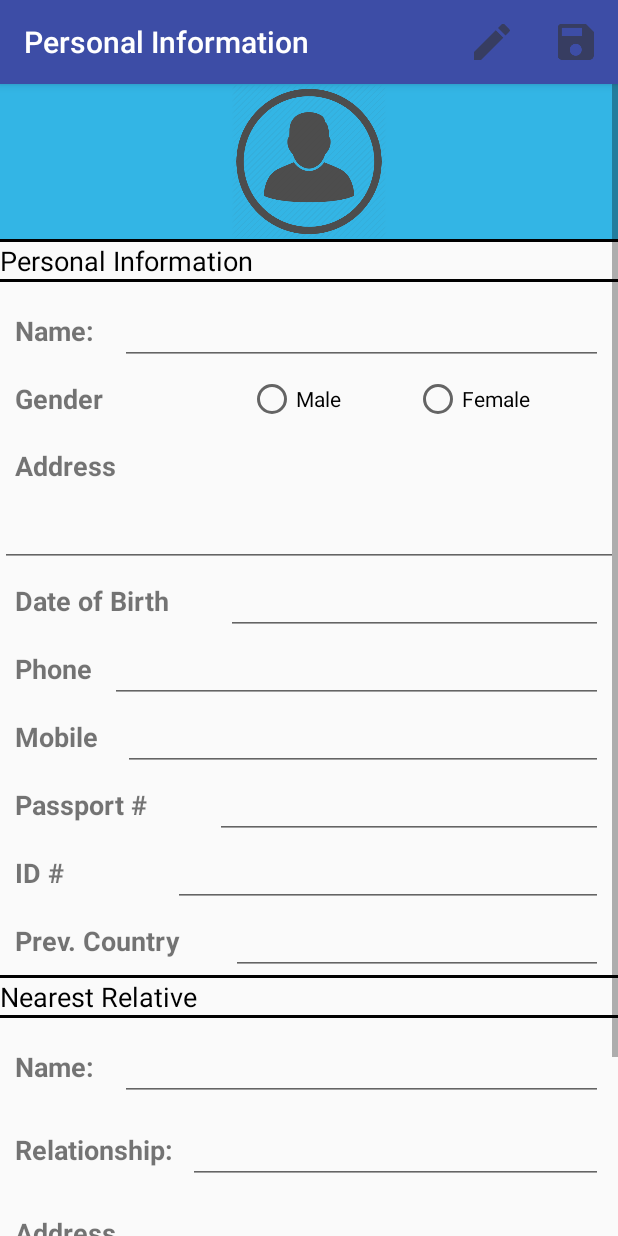
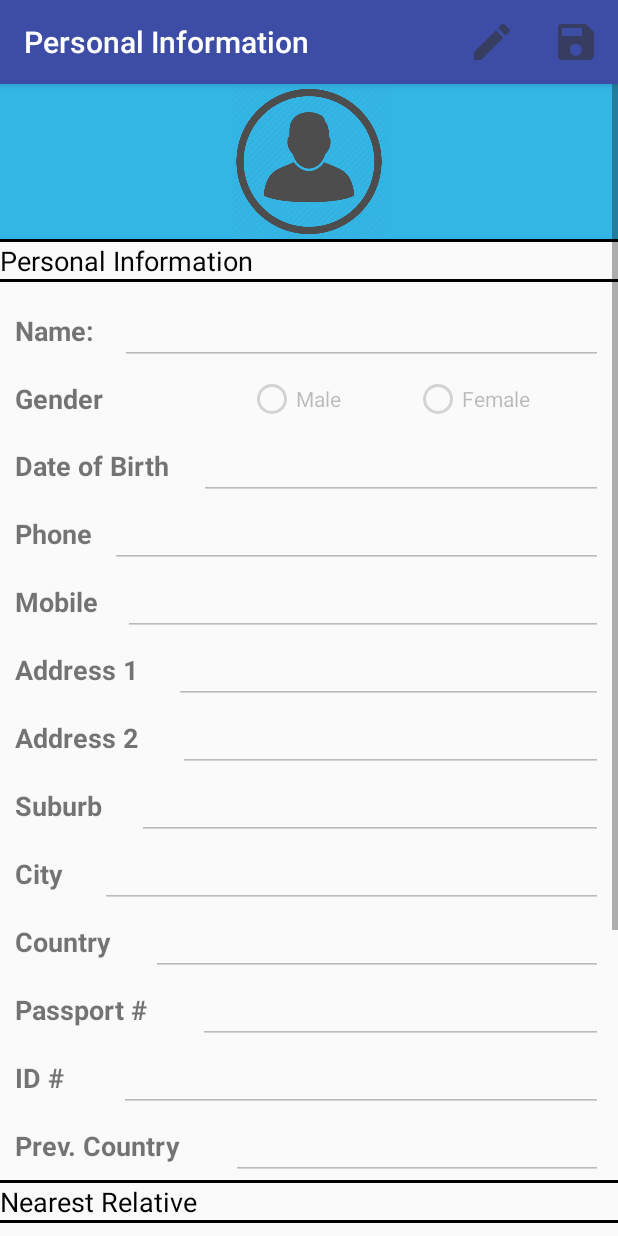
Before and after one commit to peejay6459/NicheProject, an Android app: the TenantProfileActivity screen opened directly, with no data from a screen before it, on a phone screen of 412 x 824 dp. Run offline under Robolectric (Android 15) with nearby library versions, the phone set to English and light mode, and no system bars.

Commit message:
Working Tenant Profile + aranged Classes

```diff
--- a/app/src/main/java/com/example/jerome/niche/LandlordDashboardActivity.java
+++ b/app/src/main/java/com/example/jerome/niche/Activities/LandlordDashboardActivity.java
@@ -1,7 +1,9 @@
-package com.example.jerome.niche;
+package com.example.jerome.niche.Activities;
 
 import android.os.Bundle;
 import android.support.v7.app.AppCompatActivity;
+
+import com.example.jerome.niche.R;
 
 /**
  * Created by philip on 10/21/2016.
--- a/app/src/main/java/com/example/jerome/niche/ManageRoomsActivity.java
+++ b/app/src/main/java/com/example/jerome/niche/Activities/ManageRoomsActivity.java
@@ -1,4 +1,4 @@
-package com.example.jerome.niche;
+package com.example.jerome.niche.Activities;
 
 import android.content.Intent;
 import android.os.Bundle;
@@ -6,6 +6,8 @@ import android.support.v7.app.ActionBar;
 import android.support.v7.app.AppCompatActivity;
 import android.view.Menu;
 import android.view.MenuItem;
+
+import com.example.jerome.niche.R;
 
 /**
  * @author: kappatid LLC
--- a/app/src/main/java/com/example/jerome/niche/TenantDashboardActivity.java
+++ b/app/src/main/java/com/example/jerome/niche/Activities/TenantDashboardActivity.java
@@ -1,4 +1,4 @@
-package com.example.jerome.niche;
+package com.example.jerome.niche.Activities;
 
 import android.content.Intent;
 import android.os.Bundle;
@@ -6,6 +6,8 @@ import android.support.v7.app.AppCompatActivity;
 import android.view.View;
 import android.widget.Button;
 import android.widget.TabHost;
+
+import com.example.jerome.niche.R;
 
 /**
  * @author: kappatid LLC
--- /dev/null
+++ b/app/src/main/java/com/example/jerome/niche/Activities/TenantProfileActivity.java
@@ -0,0 +1,115 @@
+package com.example.jerome.niche.Activities;
+
+import android.os.Bundle;
+import android.support.v7.app.AppCompatActivity;
+import android.view.Menu;
+import android.view.MenuItem;
+import android.widget.RadioButton;
+import android.widget.TextView;
+
+import com.example.jerome.niche.Classes.FieldHelper;
+import com.example.jerome.niche.R;
+
+import java.util.ArrayList;
+
+
+/**
+ * Created by Jerome on 21/10/2016.
+ */
+
+public class TenantProfileActivity extends AppCompatActivity {
+    private TextView editName;
+    private TextView editDob;
+    private TextView editPhone;
+    private TextView editMobile;
+    private TextView editAdd1;
+    private TextView editAdd2;
+    private TextView editSuburb;
+    private TextView editCity;
+    private TextView editCountry;
+    private TextView editPassport;
+    private TextView editIdNum;
+    private TextView editPrevCountry;
+    private TextView editRelName;
+    private TextView editRelRelationship;
+    private TextView editRelAdd;
+    private TextView editRelPhoneMobile;
+    private RadioButton rdioMale;
+    private RadioButton rdioFemale;
+    private ArrayList<TextView> fields = new ArrayList<>();
+    private FieldHelper fh = new FieldHelper();
+    @Override
+    protected void onCreate(Bundle savedInstanceState) {
+        super.onCreate(savedInstanceState);
+        setContentView(R.layout.activity_tenant_profile);
+        setTitle("Personal Information");
+
+        editName = (TextView) findViewById(R.id.editName);
+        editDob = (TextView) findViewById(R.id.editDob);
+        editPhone = (TextView) findViewById(R.id.editPhone);
+        editMobile = (TextView) findViewById(R.id.editMobile);
+        editAdd1 = (TextView) findViewById(R.id.editAdd1);
+        editAdd2 = (TextView) findViewById(R.id.editAdd2);
+        editSuburb = (TextView) findViewById(R.id.editSuburb);
+        editCity = (TextView) findViewById(R.id.editCity);
+        editCountry = (TextView) findViewById(R.id.editCountry);
+        editPassport = (TextView) findViewById(R.id.editPassport);
+        editIdNum = (TextView) findViewById(R.id.editIdNum);
+        editPrevCountry = (TextView) findViewById(R.id.editPrevCountry);
+        editRelName = (TextView) findViewById(R.id.editRelName);
+        editRelRelationship = (TextView) findViewById(R.id.editRelRelationship);
+        editRelAdd = (TextView) findViewById(R.id.editRelAdd);
+        editRelPhoneMobile = (TextView) findViewById(R.id.editRelPhoneMobile);
+        rdioMale = (RadioButton) findViewById(R.id.rdioMale);
+        rdioFemale = (RadioButton) findViewById(R.id.rdioFemale);
+
+        fields.add(editName);
+        fields.add(editDob);
+        fields.add(editPhone);
+        fields.add(editMobile);
+        fields.add(editAdd1);
+        fields.add(editAdd2);
+        fields.add(editSuburb);
+        fields.add(editCity);
+        fields.add(editCountry);
+        fields.add(editPassport);
+        fields.add(editIdNum);
+        fields.add(editPrevCountry);
+        fields.add(editRelName);
+        fields.add(editRelRelationship);
+        fields.add(editRelAdd);
+        fields.add(editRelPhoneMobile);
+        fields.add(rdioMale);
+        fields.add(rdioFemale);
+
+        for(TextView field : fields){
+            field.setEnabled(false);
+        }
+
+        rdioMale.setClickable(false);
+        rdioFemale.setClickable(false);
+
+    }
+
+    @Override
+    public boolean onCreateOptionsMenu(Menu menu) {
+        this.getMenuInflater().inflate(R.menu.actionbar_tenant_info, menu);
+        return super.onCreateOptionsMenu(menu);
+    }
+
+    @Override
+    public boolean onOptionsItemSelected(MenuItem item) {
+        int id = item.getItemId();
+        if(id == R.id.editPersonalInfo) {
+            fh.setEditableTrue(fields);
+            rdioMale.setClickable(true);
+            rdioFemale.setClickable(true);
+
+        }else if(id == R.id.savePersonalInfo){
+            fh.setEditableFalse(fields);
+            rdioMale.setClickable(false);
+            rdioFemale.setClickable(false);
+        }
+        return super.onOptionsItemSelected(item);
+    }
+}
--- a/app/src/main/java/com/example/jerome/niche/TenantRegisterActivity.java
+++ b/app/src/main/java/com/example/jerome/niche/Activities/TenantRegisterActivity.java
@@ -1,7 +1,9 @@
-package com.example.jerome.niche;
+package com.example.jerome.niche.Activities;
 
 import android.os.Bundle;
 import android.support.v7.app.AppCompatActivity;
+
+import com.example.jerome.niche.R;
 
 /**
  * Created by Jeffrey on 15/10/2016.
--- a/app/src/main/java/com/example/jerome/niche/FieldHelper.java
+++ b/app/src/main/java/com/example/jerome/niche/Classes/FieldHelper.java
@@ -1,8 +1,10 @@
-package com.example.jerome.niche;
+package com.example.jerome.niche.Classes;
 
 import android.text.InputType;
 import android.view.View;
 import android.widget.TextView;
+
+import java.util.ArrayList;
 
 /**
  * Created by Jerome on 20/10/2016.
@@ -127,4 +129,17 @@ public class FieldHelper extends Helpers {
             }
         });
     }
+
+    @Override
+    public void setEditableFalse(ArrayList<TextView> fieldName) {
+        for(TextView fields : fieldName){
+            fields.setEnabled(false);
+        }
+    }
+    @Override
+    public void setEditableTrue(ArrayList<TextView> fieldName) {
+        for(TextView fields : fieldName){
+            fields.setEnabled(true);
+        }
+    }
 }
--- a/app/src/main/java/com/example/jerome/niche/Helpers.java
+++ b/app/src/main/java/com/example/jerome/niche/Classes/Helpers.java
@@ -1,6 +1,10 @@
-package com.example.jerome.niche;
+package com.example.jerome.niche.Classes;
 
 import android.widget.TextView;
+
+import com.example.jerome.niche.Classes.Settings;
+
+import java.util.ArrayList;
 
 /**
  * Created by Jerome on 21/10/2016.
@@ -12,4 +16,6 @@ public abstract class Helpers implements Settings {
     abstract void changeField(final TextView username, final TextView email, final TextView password, final TextView cPassword, final String... params);
     abstract void changePasswordField(final TextView password, final TextView username, final String... params);
     abstract void changePasswordField(final TextView username, final TextView email, final TextView password, final TextView cPassword, final String... params);
+    abstract void setEditableFalse(ArrayList<TextView> fieldName);
+    abstract void setEditableTrue(ArrayList<TextView> fieldName);
 }
--- a/app/src/main/java/com/example/jerome/niche/Settings.java
+++ b/app/src/main/java/com/example/jerome/niche/Classes/Settings.java
@@ -1,4 +1,4 @@
-package com.example.jerome.niche;
+package com.example.jerome.niche.Classes;
 
 
 /**
--- /dev/null
+++ b/app/src/main/java/com/example/jerome/niche/Classes/Users.java
@@ -0,0 +1,9 @@
+package com.example.jerome.niche.Classes;
+
+/**
+ * Created by Jerome on 9/10/2016.
+ */
+
+public class Users {
+
+}
--- a/app/src/main/java/com/example/jerome/niche/InsertAccount.java
+++ b/app/src/main/java/com/example/jerome/niche/DAO/InsertAccount.java
@@ -1,8 +1,11 @@
-package com.example.jerome.niche;
+package com.example.jerome.niche.DAO;
 
 import android.content.Context;
 import android.os.AsyncTask;
 import android.util.Log;
+
+import com.example.jerome.niche.Activities.RegisterActivity;
+
 import java.io.OutputStreamWriter;
 import java.net.URL;
 import java.net.URLConnection;
--- a/app/src/main/java/com/example/jerome/niche/ValidateAccount.java
+++ b/app/src/main/java/com/example/jerome/niche/DAO/ValidateAccount.java
@@ -1,4 +1,4 @@
-package com.example.jerome.niche;
+package com.example.jerome.niche.DAO;
 
 import android.app.AlertDialog;
 import android.app.ProgressDialog;
@@ -8,6 +8,10 @@ import android.content.Intent;
 import android.os.AsyncTask;
 import android.util.Log;
 import android.widget.Toast;
+
+import com.example.jerome.niche.Activities.MainActivity;
+import com.example.jerome.niche.Activities.RegisterActivity;
+import com.example.jerome.niche.Activities.TenantDashboardActivity;
 
 import java.io.BufferedReader;
 import java.io.InputStreamReader;
--- a/app/src/main/java/com/example/jerome/niche/NicheSQLiteDb.java
+++ b/app/src/main/java/com/example/jerome/niche/SQLite/NicheSQLiteDb.java
@@ -1,4 +1,4 @@
-package com.example.jerome.niche;
+package com.example.jerome.niche.SQLite;
 
 import android.content.ContentValues;
 import android.content.Context;
@@ -6,6 +6,8 @@ import android.database.Cursor;
 import android.database.sqlite.SQLiteDatabase;
 import android.database.sqlite.SQLiteOpenHelper;
 import android.util.Log;
+
+import com.example.jerome.niche.Classes.Users;
 
 /**
  * Created by Jerome on 9/10/2016.
--- a/app/src/main/java/com/example/jerome/niche/TenantProfileActivity.java
+++ /dev/null
@@ -1,25 +0,0 @@
-package com.example.jerome.niche;
-
-import android.os.Bundle;
-import android.support.v7.app.AppCompatActivity;
-import android.view.Menu;
-
-/**
- * Created by Jerome on 21/10/2016.
- */
-
-public class TenantProfileActivity extends AppCompatActivity {
-    @Override
-    protected void onCreate(Bundle savedInstanceState) {
-        super.onCreate(savedInstanceState);
-        setContentView(R.layout.activity_tenant_profile);
-        setTitle("Personal Information");
-
-    }
-
-    @Override
-    public boolean onCreateOptionsMenu(Menu menu) {
-        this.getMenuInflater().inflate(R.menu.actionbar_tenant_info, menu);
-        return super.onCreateOptionsMenu(menu);
-    }
-}
--- a/app/src/main/java/com/example/jerome/niche/Users.java
+++ /dev/null
@@ -1,41 +0,0 @@
-package com.example.jerome.niche;
-
-/**
- * Created by Jerome on 9/10/2016.
- */
-
-public class Users {
-    String user_name;
-    String user_ID;
-    String user_password;
-
-    public Users(String user_name, String user_ID, String user_password) {
-        this.user_name = user_name;
-        this.user_ID = user_ID;
-        this.user_password = user_password;
-    }
-
-    public String getUser_name() {
-        return user_name;
-    }
-
-    public void setUser_name(String user_name) {
-        this.user_name = user_name;
-    }
-
-    public String getUser_ID() {
-        return user_ID;
-    }
-
-    public void setUser_ID(String user_ID) {
-        this.user_ID = user_ID;
-    }
-
-    public String getUser_password() {
-        return user_password;
-    }
-
-    public void setUser_password(String user_password) {
-        this.user_password = user_password;
-    }
-}
--- a/app/src/main/res/layout/activity_main.xml
+++ b/app/src/main/res/layout/activity_main.xml
@@ -11,7 +11,7 @@
     android:paddingTop="@dimen/activity_vertical_margin"
     android:focusable="true"
     android:focusableInTouchMode="true"
-    tools:context="com.example.jerome.niche.MainActivity">
+    tools:context="com.example.jerome.niche.Activities.MainActivity">
 
     <LinearLayout
         android:orientation="vertical"
--- a/app/src/main/res/layout/activity_tenant_profile.xml
+++ b/app/src/main/res/layout/activity_tenant_profile.xml
@@ -60,12 +60,12 @@
                     android:textStyle="normal|bold" />
 
                 <EditText
-                        android:layout_width="wrap_content"
-                        android:layout_height="wrap_content"
-                        android:inputType="textPersonName"
+                    android:layout_width="wrap_content"
+                    android:layout_height="wrap_content"
+                    android:inputType="textPersonName"
                     android:ems="10"
-                        android:id="@+id/editText"
-                        android:textColor="@android:color/darker_gray"
+                    android:id="@+id/editName"
+                    android:textColor="@android:color/darker_gray"
                     android:layout_weight="1" />
             </LinearLayout>
 
@@ -91,41 +91,25 @@
                     android:layout_width="wrap_content"
                     android:layout_height="match_parent"
                     android:layout_weight="1"
-                    android:orientation="horizontal">
+                    android:orientation="horizontal"
+                    android:id="@+id/rdioGrpGender">
 
                     <RadioButton
                         android:text="Male"
                         android:layout_width="wrap_content"
                         android:layout_height="wrap_content"
-                        android:id="@+id/radioButton2"
+                        android:id="@+id/rdioMale"
                         android:layout_weight="1" />
 
                     <RadioButton
                         android:text="Female"
                         android:layout_width="wrap_content"
                         android:layout_height="wrap_content"
-                        android:id="@+id/radioButton"
+                        android:id="@+id/rdioFemale"
                         android:layout_weight="1" />
                 </RadioGroup>
             </LinearLayout>
 
-            <TextView
-                android:text="Address"
-                android:layout_width="match_parent"
-                android:layout_height="wrap_content"
-                android:id="@+id/textView14"
-                android:textSize="18sp"
-                android:layout_margin="10dp"
-                android:textStyle="normal|bold" />
-
-            <EditText
-                android:layout_width="match_parent"
-                android:layout_height="wrap_content"
-                android:inputType="textPostalAddress"
-                android:ems="10"
-                android:id="@+id/editText9"
-                android:layout_weight="0.54"
-                android:textColor="@android:color/darker_gray" />
 
             <LinearLayout
                 android:orientation="horizontal"
@@ -148,8 +132,8 @@
                     android:layout_height="wrap_content"
                     android:inputType="textPersonName"
                     android:ems="10"
-                    android:id="@+id/editText10"
-                    android:layout_weight="1"
+                    android:id="@+id/editDob"
+                    android:layout_weight="2.70"
                     android:textColor="@android:color/darker_gray" />
             </LinearLayout>
 
@@ -174,7 +158,7 @@
                     android:layout_height="wrap_content"
                     android:inputType="textPersonName"
                     android:ems="10"
-                    android:id="@+id/editText12"
+                    android:id="@+id/editPhone"
                     android:layout_weight="1"
                     android:textColor="@android:color/darker_gray" />
             </LinearLayout>
@@ -200,10 +184,141 @@
                     android:layout_height="wrap_content"
                     android:inputType="textPersonName"
                     android:ems="10"
-                    android:id="@+id/editText7"
+                    android:id="@+id/editMobile"
                     android:layout_weight="1"
                     android:textColor="@android:color/darker_gray" />
             </LinearLayout>
+
+            <LinearLayout
+                android:orientation="horizontal"
+                android:layout_width="match_parent"
+                android:layout_height="match_parent"
+                android:layout_marginLeft="10dp"
+                android:layout_marginRight="10dp">
+
+                <TextView
+                    android:text="Address 1"
+                    android:layout_width="wrap_content"
+                    android:layout_height="wrap_content"
+                    android:id="@+id/textView23"
+                    android:layout_weight="1"
+                    android:textSize="18sp"
+                    android:textStyle="normal|bold" />
+
+                <EditText
+                    android:layout_width="wrap_content"
+                    android:layout_height="wrap_content"
+                    android:inputType="textPostalAddress"
+                    android:ems="10"
+                    android:id="@+id/editAdd1"
+                    android:layout_weight="2.99"
+                    android:textColor="@android:color/darker_gray" />
+            </LinearLayout>
+
+            <LinearLayout
+                android:orientation="horizontal"
+                android:layout_width="match_parent"
+                android:layout_height="match_parent"
+                android:layout_marginLeft="10dp"
+                android:layout_marginRight="10dp">
+
+                <TextView
+                    android:text="Address 2"
+                    android:layout_width="wrap_content"
+                    android:layout_height="wrap_content"
+                    android:id="@+id/textView24"
+                    android:layout_weight="1"
+                    android:textSize="18sp"
+                    android:textStyle="normal|bold" />
+
+                <EditText
+                    android:layout_width="wrap_content"
+                    android:layout_height="wrap_content"
+                    android:inputType="textPostalAddress"
+                    android:ems="10"
+                    android:id="@+id/editAdd2"
+                    android:layout_weight="2.58"
+                    android:textColor="@android:color/darker_gray" />
+            </LinearLayout>
+
+            <LinearLayout
+                android:orientation="horizontal"
+                android:layout_width="match_parent"
+                android:layout_height="match_parent"
+                android:layout_marginLeft="10dp"
+                android:layout_marginRight="10dp">
+
+                <TextView
+                    android:text="Suburb"
+                    android:layout_width="wrap_content"
+                    android:layout_height="wrap_content"
+                    android:id="@+id/textView25"
+                    android:layout_weight="1"
+                    android:textSize="18sp"
+                    android:textStyle="normal|bold" />
+
+                <EditText
+                    android:layout_width="wrap_content"
+                    android:layout_height="wrap_content"
+                    android:inputType="textPostalAddress"
+                    android:ems="10"
+                    android:id="@+id/editSuburb"
+                    android:layout_weight="4.13"
+                    android:textColor="@android:color/darker_gray" />
+            </LinearLayout>
+
+            <LinearLayout
+                android:orientation="horizontal"
+                android:layout_width="match_parent"
+                android:layout_height="match_parent"
+                android:layout_marginLeft="10dp"
+                android:layout_marginRight="10dp">
+
+                <TextView
+                    android:text="City"
+                    android:layout_width="wrap_content"
+                    android:layout_height="wrap_content"
+                    android:id="@+id/textView26"
+                    android:layout_weight="1"
+                    android:textSize="18sp"
+                    android:textStyle="normal|bold" />
+
+                <EditText
+                    android:layout_width="wrap_content"
+                    android:layout_height="wrap_content"
+                    android:inputType="textPostalAddress"
+                    android:ems="10"
+                    android:id="@+id/editCity"
+                    android:layout_weight="4.86"
+                    android:textColor="@android:color/darker_gray" />
+            </LinearLayout>
+
+            <LinearLayout
+                android:orientation="horizontal"
+                android:layout_width="match_parent"
+                android:layout_height="match_parent"
+                android:layout_marginLeft="10dp"
+                android:layout_marginRight="10dp">
+
+                <TextView
+                    android:text="Country"
+                    android:layout_width="wrap_content"
+                    android:layout_height="wrap_content"
+                    android:id="@+id/textView27"
+                    android:layout_weight="1"
+                    android:textSize="18sp"
+                    android:textStyle="normal|bold" />
+
+                <EditText
+                    android:layout_width="wrap_content"
+                    android:layout_height="wrap_content"
+                    android:inputType="textPostalAddress"
+                    android:ems="10"
+                    android:id="@+id/editCountry"
+                    android:layout_weight="3.28"
+                    android:textColor="@android:color/darker_gray" />
+            </LinearLayout>
+
             <LinearLayout
                 android:orientation="horizontal"
                 android:layout_width="match_parent"
@@ -225,9 +340,9 @@
                     android:layout_height="wrap_content"
                     android:inputType="textPersonName"
                     android:ems="10"
-                    android:id="@+id/editText13"
+                    android:id="@+id/editPassport"
                     android:textColor="@android:color/darker_gray"
-                    android:layout_weight="1" />
+                    android:layout_weight="1.64" />
             </LinearLayout>
             <LinearLayout
                 android:orientation="horizontal"
@@ -250,9 +365,9 @@
                     android:layout_height="wrap_content"
                     android:inputType="textPersonName"
                     android:ems="10"
-                    android:id="@+id/editText14"
+                    android:id="@+id/editIdNum"
                     android:textColor="@android:color/darker_gray"
-                    android:layout_weight="1" />
+                    android:layout_weight="2.97" />
             </LinearLayout>
             <LinearLayout
                 android:orientation="horizontal"
@@ -275,7 +390,7 @@
                     android:layout_height="wrap_content"
                     android:inputType="textPersonName"
                     android:ems="10"
-                    android:id="@+id/editText8"
+                    android:id="@+id/editPrevCountry"
                     android:textColor="@android:color/darker_gray"
                     android:layout_weight="1" />
             </LinearLayout>
@@ -319,7 +434,7 @@
                     android:layout_height="wrap_content"
                     android:inputType="textPersonName"
                     android:ems="10"
-                    android:id="@+id/editText11"
+                    android:id="@+id/editRelName"
                     android:textColor="@android:color/darker_gray"
                     android:layout_weight="1" />
             </LinearLayout>
@@ -346,7 +461,7 @@
                     android:layout_height="wrap_content"
                     android:inputType="textPersonName"
                     android:ems="10"
-                    android:id="@+id/editText15"
+                    android:id="@+id/editRelRelationship"
                     android:textColor="@android:color/darker_gray"
                     android:layout_weight="1" />
             </LinearLayout>
@@ -373,7 +488,7 @@
                     android:layout_height="wrap_content"
                     android:inputType="textPersonName"
                     android:ems="10"
-                    android:id="@+id/editText16"
+                    android:id="@+id/editRelAdd"
                     android:textColor="@android:color/darker_gray"
                     android:layout_weight="1" />
             </LinearLayout>
@@ -400,7 +515,7 @@
                     android:layout_height="wrap_content"
                     android:inputType="textPersonName"
                     android:ems="10"
-                    android:id="@+id/editText17"
+                    android:id="@+id/editRelPhoneMobile"
                     android:textColor="@android:color/darker_gray"
                     android:layout_weight="1" />
             </LinearLayout>
```
Also changed, not shown: app/src/main/AndroidManifest.xml (+7 -7 lines), app/src/main/java/com/example/jerome/niche/Activities/MainActivity.java (renamed from app/src/main/java/com/example/jerome/niche/MainActivity.java, +7 -2 lines), app/src/main/java/com/example/jerome/niche/Activities/RegisterActivity.java (renamed from app/src/main/java/com/example/jerome/niche/RegisterActivity.java, +6 -1 lines).
